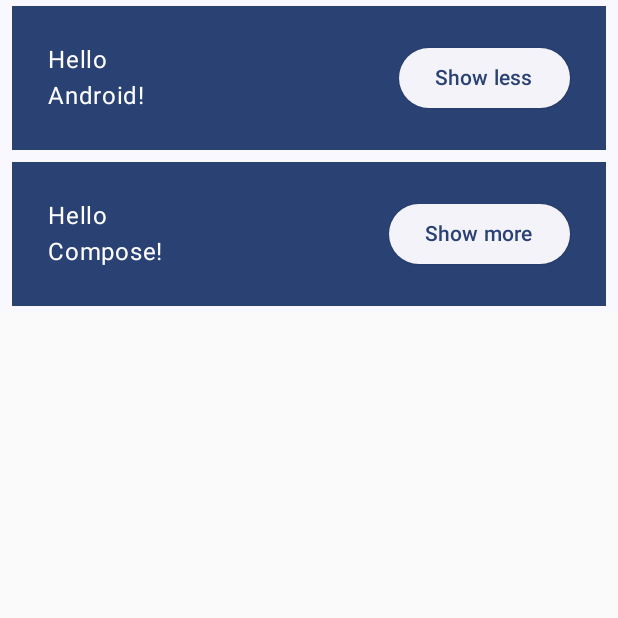
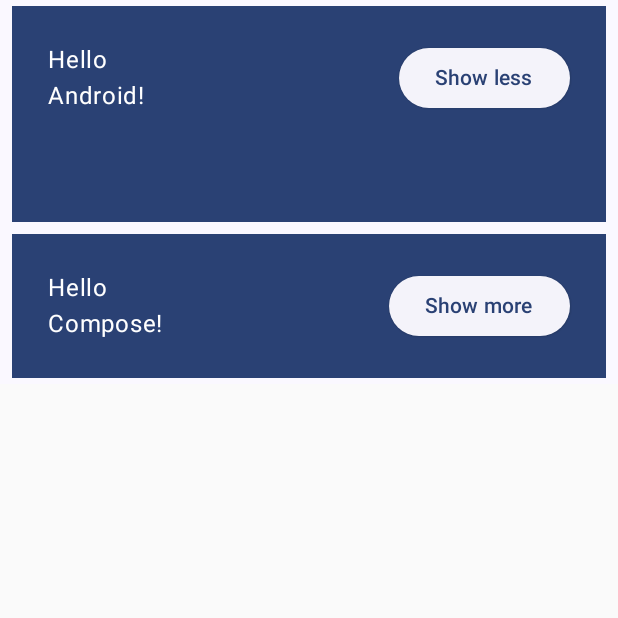
Before and after one commit to ArunYogeshwaran/Compose-Hands-On, an Android app built with Jetpack Compose: the screen it shows after launch (MainActivity), after a tap on "Show more", on a phone screen of 412 x 824 dp, the top half of it. Run offline under Robolectric (Android 15) with nearby library versions, the phone set to English and light mode, and no system bars.

Commit message:
Using the mutable state and expanding the composables individually

```diff
--- a/app/src/main/java/com/aruny/composetrials/MainActivity.kt
+++ b/app/src/main/java/com/aruny/composetrials/MainActivity.kt
@@ -51,13 +51,15 @@ fun Greeting(name: String) {
     val expanded = remember {
         mutableStateOf(false)
     }
+    val extraPadding = if (expanded.value) 48.dp else 0.dp
+
     Surface(
         color = MaterialTheme.colorScheme.primary,
         modifier = Modifier.padding(vertical = 4.dp, horizontal = 8.dp)
     ) {
         Row(modifier = Modifier.padding(24.dp)) {
             Column(
-                modifier = Modifier.weight(1f)
+                modifier = Modifier.weight(1f).padding(bottom = extraPadding)
             ) {
                 Text(text = "Hello")
                 Text(text = "$name!")
```
